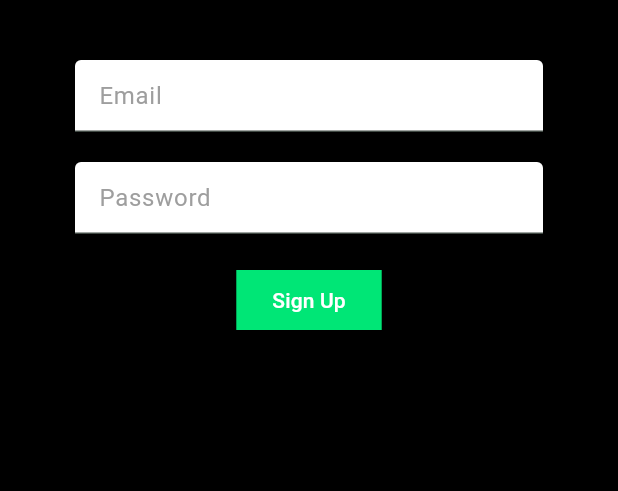
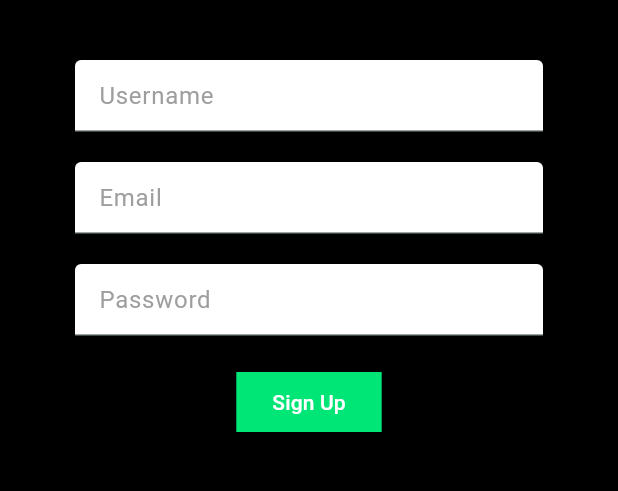
Before and after one commit to Movielingo/movielingo_app, a Flutter app: the screen it shows after launch, after a tap on "Sign Up", on a phone screen of 412 x 824 dp, the part 84-575 px from its top. Run offline on Flutter 3.47's test engine with Material 2 defaults, Android fonts, the phone set to English and light mode, and no system bars; our stand-ins replace cloud_firestore, firebase_auth, firebase_core; accounts and stored records are empty.

Commit message:
feat(*): add the username to addUser service

```diff
--- a/lib/screens/authenticate/sign_up.dart
+++ b/lib/screens/authenticate/sign_up.dart
@@ -17,6 +17,7 @@ class _SignUpState extends State<SignUp> {
   // text field state
   String email = '';
   String password = '';
+  String name = '';
   String error = '';
 
   @override
@@ -41,6 +42,19 @@ class _SignUpState extends State<SignUp> {
           child: Form(
             key: _formKey,
             child: Column(children: <Widget>[
+              const SizedBox(height: 20.0),
+              TextFormField(
+                  decoration: const InputDecoration(
+                    hintText: 'Username',
+                    hintStyle: TextStyle(color: Colors.grey),
+                    fillColor: Colors.white,
+                    filled: true,
+                  ),
+                  validator: (val) => val!.isEmpty ? 'Enter a Username' : null,
+                  style: const TextStyle(color: Colors.black),
+                  onChanged: (val) {
+                    setState(() => name = val);
+                  }),
               const SizedBox(height: 20.0),
               TextFormField(
                   decoration: const InputDecoration(
@@ -81,7 +95,7 @@ class _SignUpState extends State<SignUp> {
                   onPressed: () async {
                     if (_formKey.currentState!.validate()) {
                       dynamic result = await _auth.registerWithEmailAndPassword(
-                          email, password);
+                          name, email, password);
                       if (result == null) {
                         setState(() => error = 'Please supply a valid email');
                       }
--- a/lib/services/auth.dart
+++ b/lib/services/auth.dart
@@ -42,14 +42,15 @@ class AuthService {
   }
 
   // register with email & password
-  Future registerWithEmailAndPassword(String email, String password) async {
+  Future registerWithEmailAndPassword(
+      String name, String email, String password) async {
     try {
       UserCredential result = await _auth.createUserWithEmailAndPassword(
           email: email.trim(), password: password.trim());
       User? user = result.user;
 
       // create a new document for the user with the uid
-      await UserService().addUser(user!.uid, 'New User', user.email!);
+      await UserService().addUser(user!.uid, name, user.email!);
 
       return _userfromFirebase(user);
     } catch (e) {
--- a/lib/services/user.dart
+++ b/lib/services/user.dart
@@ -7,7 +7,7 @@ class UserService {
 
   Future<void> addUser(String userId, String name, String email) async {
     return await _usersCollection.doc(userId).set({
-      'name': name,
+      'username': name,
       'email': email,
     });
   }
```
